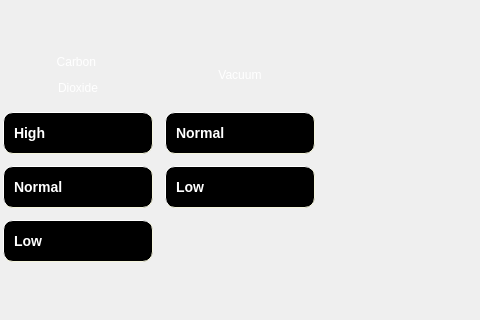
Before: the Qt Designer form Gas.ui in eurosa/DigilineSystem-new, drawn with Qt 5; both pictures show x 895 to 1375 and y 129 to 449 of the 1460 by 571 pixel window.
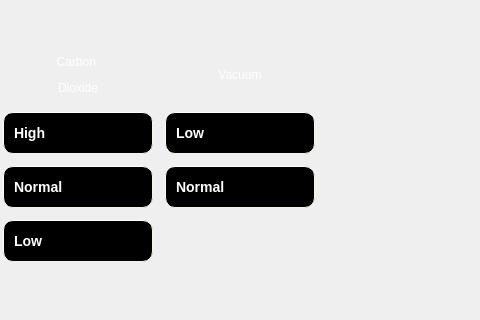
After: the same form once the commit is applied.

Patch:
```diff
--- a/Gas.ui
+++ b/Gas.ui
@@ -874,7 +874,7 @@
        <item row="2" column="0">
         <layout class="QVBoxLayout" name="verticalLayout_4">
          <item>
-          <widget class="QLabel" name="gasLabel_6_normal">
+          <widget class="QLabel" name="gasLabel_6_low">
            <property name="minimumSize">
             <size>
              <width>86</width>
@@ -902,7 +902,7 @@
 }</string>
            </property>
            <property name="text">
-            <string>Normal</string>
+            <string>Low</string>
            </property>
           </widget>
          </item>
@@ -923,7 +923,7 @@
           </spacer>
          </item>
          <item>
-          <widget class="QLabel" name="gasLabel_6_low">
+          <widget class="QLabel" name="gasLabel_6_normal">
            <property name="minimumSize">
             <size>
              <width>86</width>
@@ -951,7 +951,7 @@
 }</string>
            </property>
            <property name="text">
-            <string>Low</string>
+            <string>Normal</string>
            </property>
           </widget>
          </item>
```
